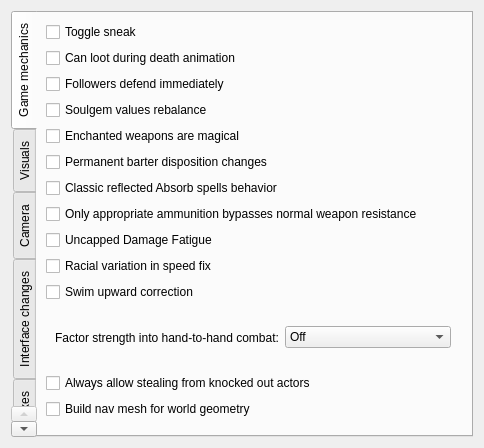
sunhawken/openmw, file files/ui/advancedpage.ui: the form before one commit.
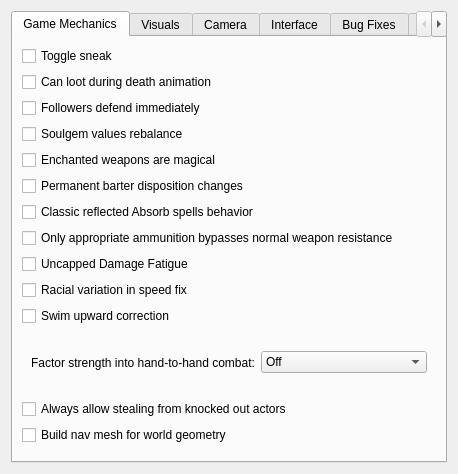
The form after the commit.

Commit message: Make Advanced tab of the launcher look okay for everyone again

```diff
--- a/files/ui/advancedpage.ui
+++ b/files/ui/advancedpage.ui
@@ -5,15 +5,12 @@
   <layout class="QVBoxLayout" name="pageVerticalLayout">
    <item>
     <widget class="QTabWidget" name="AdvancedTabWidget">
-     <property name="tabPosition">
-      <enum>QTabWidget::West</enum>
-     </property>
      <property name="currentIndex">
       <number>0</number>
      </property>
      <widget class="QWidget" name="GameMechanics">
       <attribute name="title">
-       <string>Game mechanics</string>
+       <string>Game Mechanics</string>
       </attribute>
       <layout class="QVBoxLayout">
        <item>
@@ -511,7 +508,7 @@
      </widget>
      <widget class="QWidget" name="InterfaceChanges">
       <attribute name="title">
-       <string>Interface changes</string>
+       <string>Interface</string>
       </attribute>
       <layout class="QVBoxLayout">
        <item>
@@ -618,7 +615,7 @@
      </widget>
      <widget class="QWidget" name="BugFixes">
       <attribute name="title">
-       <string>Bug fixes</string>
+       <string>Bug Fixes</string>
       </attribute>
       <layout class="QVBoxLayout">
        <item>
```
Left out of the diff: 2 changed lines with no effect on the pictures. The commit also changes 1 other file.
